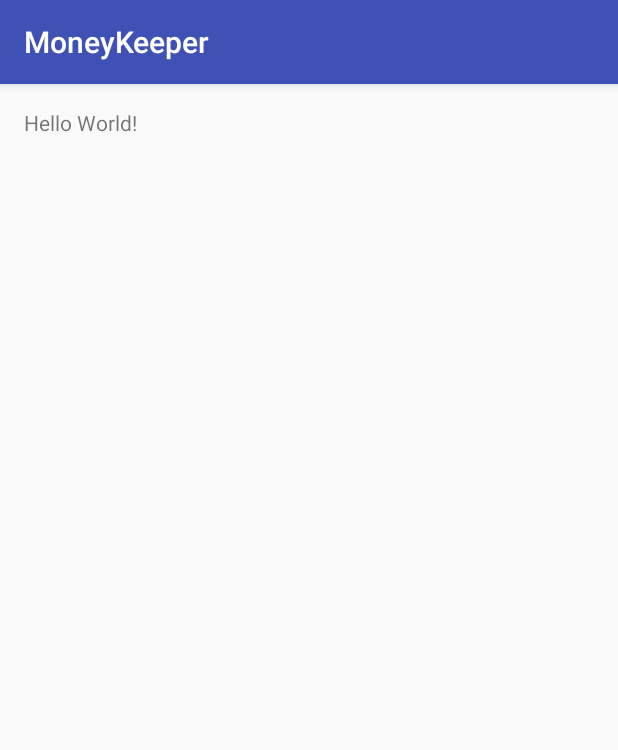
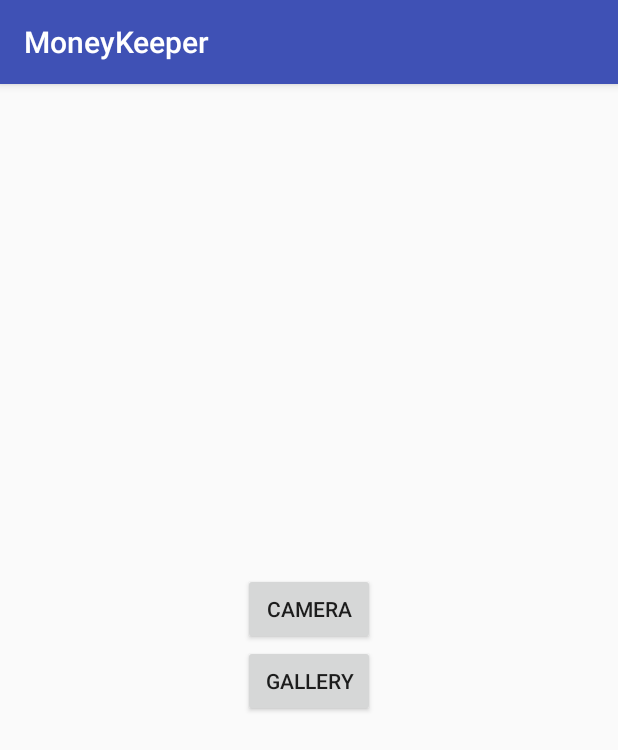
Before and after one commit to ptuanvu/MoneyKeeper, an Android app: the screen it shows after launch (MainActivity), on a phone screen of 412 x 824 dp. Shown: the top 750 px of the screen. Run offline under Robolectric (Android 15) with nearby library versions, the phone set to English and light mode, and no system bars; libraries missing offline, so code that uses them is left out: com.orm; 1 statement that could not run was skipped.

Commit message:
Camera Update Feature

```diff
--- a/app/src/main/AndroidManifest.xml
+++ b/app/src/main/AndroidManifest.xml
@@ -1,6 +1,11 @@
 <?xml version="1.0" encoding="utf-8"?>
 <manifest xmlns:android="http://schemas.android.com/apk/res/android"
     package="hcmus.vuphan.moneykeeper">
+
+    <uses-permission android:name="android.permission.CAMERA" />
+    <uses-permission android:name="android.permission.READ_EXTERNAL_STORAGE" />
+    <uses-permission android:name="android.permission.WRITE_EXTERNAL_STORAGE" />
+    <uses-feature android:name="android.hardware.camera" />
 
     <application
         android:allowBackup="true"
--- a/app/src/main/java/hcmus/vuphan/moneykeeper/MainActivity.java
+++ b/app/src/main/java/hcmus/vuphan/moneykeeper/MainActivity.java
@@ -7,10 +7,16 @@ import android.widget.TextView;
 
 import com.orm.SugarContext;
 
+import hcmus.vuphan.moneykeeper.scences.CameraFragment;
+
 public class MainActivity extends AppCompatActivity {
 
-    TextView tvShowStatus;
+
     FrameLayout contentFrameLayout;
+    CameraFragment cameraFragment;
+
+    public final static String KEY = "camera_instance_restore";
+
     @Override
     protected void onCreate(Bundle savedInstanceState) {
         super.onCreate(savedInstanceState);
@@ -23,15 +29,12 @@ public class MainActivity extends AppCompatActivity {
         // Khoi tao ham su kien
         CreateListenerEvent();
 
-        tvShowStatus = (TextView) findViewById(R.id.tvShowStatus);
-        Book a = new Book("ABC", "My Book Test", "Phan Vu");
-        a.save();
 
-        tvShowStatus.setText(Book.listAll(Book.class).get(0).toString());
+        cameraFragment = CameraFragment.createInstance(this);
+        getFragmentManager().beginTransaction().replace(R.id.contentFrameLayout, cameraFragment).commit();
     }
 
     private void CreateListenerEvent() {
-
 
     }
 
@@ -39,4 +42,6 @@ public class MainActivity extends AppCompatActivity {
         contentFrameLayout = (FrameLayout) findViewById(R.id.contentFrameLayout);
 
     }
+
+
 }
--- /dev/null
+++ b/app/src/main/java/hcmus/vuphan/moneykeeper/scences/CameraFragment.java
@@ -0,0 +1,177 @@
+package hcmus.vuphan.moneykeeper.scences;
+
+import android.app.Activity;
+import android.app.Fragment;
+import android.content.Context;
+import android.content.Intent;
+import android.graphics.Bitmap;
+import android.net.Uri;
+import android.os.Bundle;
+import android.os.Environment;
+import android.provider.MediaStore;
+import android.support.annotation.Nullable;
+import android.util.Log;
+import android.view.LayoutInflater;
+import android.view.View;
+import android.view.ViewGroup;
+import android.widget.Button;
+import android.widget.TextView;
+import android.widget.Toast;
+
+import java.io.ByteArrayOutputStream;
+import java.io.File;
+import java.io.FileNotFoundException;
+import java.io.FileOutputStream;
+import java.io.IOException;
+import java.io.Serializable;
+import java.text.SimpleDateFormat;
+import java.util.Date;
+
+import hcmus.vuphan.moneykeeper.R;
+
+/**
+ * Created by monster on 15/06/2016.
+ */
+public class CameraFragment extends Fragment implements View.OnClickListener {
+    private static final int SELECT_FILE_ACTIVITY_REQUEST_CODE = 101;
+    Context context;
+
+    private Uri fileUri;
+
+    // Cac thanh phan trong form
+    Button btnCamera, btnGallery;
+    TextView tvURL;
+
+    // Cac hang so
+    private static final int CAPTURE_IMAGE_ACTIVITY_REQUEST_CODE = 100;
+    public static final int MEDIA_TYPE_IMAGE = 1;
+    public static final int MEDIA_TYPE_VIDEO = 2;
+
+    public void setContext(Context context) {
+        this.context = context;
+    }
+
+    public static CameraFragment createInstance(Context context) {
+        CameraFragment cf = new CameraFragment();
+        cf.setContext(context);
+        return cf;
+    }
+
+    @Nullable
+    @Override
+    public View onCreateView(LayoutInflater inflater, ViewGroup container, Bundle savedInstanceState) {
+
+        View view = inflater.inflate(R.layout.camera_layout, container, false);
+        btnCamera = (Button) view.findViewById(R.id.btnCamera);
+        btnGallery = (Button) view.findViewById(R.id.btnGallery);
+        tvURL = (TextView) view.findViewById(R.id.tvURL);
+        btnCamera.setOnClickListener(this);
+        btnGallery.setOnClickListener(this);
+
+        return view;
+    }
+
+    @Override
+    public void onClick(View v) {
+        switch (v.getId()) {
+            case R.id.btnCamera:
+                OnCameraButtonClick();
+                break;
+            case R.id.btnGallery:
+                OnGalleryButtonClick();
+                break;
+        }
+    }
+
+    private void OnGalleryButtonClick() {
+        fileUri =  getOutputMediaFileUri(MEDIA_TYPE_IMAGE);
+        Intent galleryIntent = new Intent();
+        galleryIntent.setType("image/*");
+        galleryIntent.setAction(Intent.ACTION_GET_CONTENT);
+        startActivityForResult(Intent.createChooser(galleryIntent, "Select File"), SELECT_FILE_ACTIVITY_REQUEST_CODE);
+    }
+
+    private void OnCameraButtonClick() {
+
+        Intent callCameraIntent = new Intent(android.provider.MediaStore.ACTION_IMAGE_CAPTURE);
+        fileUri = getOutputMediaFileUri(MEDIA_TYPE_IMAGE);
+        callCameraIntent.putExtra(MediaStore.EXTRA_OUTPUT, fileUri);
+
+        //start activity for result
+        startActivityForResult(callCameraIntent, CAPTURE_IMAGE_ACTIVITY_REQUEST_CODE);
+    }
+
+    /** Create a file Uri for saving an image or video */
+    private static Uri getOutputMediaFileUri(int type){
+        return Uri.fromFile(getOutputMediaFile(type));
+    }
+
+    private static File getOutputMediaFile(int type){
+        File mediaStorageDir = new File(Environment.getExternalStoragePublicDirectory(
+                Environment.DIRECTORY_PICTURES), "MoneyKeeperImage");
+
+        if (! mediaStorageDir.exists()){
+            if (! mediaStorageDir.mkdirs()){
+                Log.d("MoneyKeeperImage", "failed to create directory");
+                return null;
+            }
+        }
+
+        String timeStamp = new SimpleDateFormat("yyyyMMdd_HHmmss").format(new Date());
+        File mediaFile;
+        if (type == MEDIA_TYPE_IMAGE){
+            mediaFile = new File(mediaStorageDir.getPath() + File.separator +
+                    "IMG_"+ timeStamp + ".jpg");
+        } else if(type == MEDIA_TYPE_VIDEO) {
+            mediaFile = new File(mediaStorageDir.getPath() + File.separator +
+                    "VID_"+ timeStamp + ".mp4");
+        } else {
+            return null;
+        }
+
+        return mediaFile;
+    }
+
+
+
+    @Override
+    public void onActivityResult(int requestCode, int resultCode, Intent data) {
+        super.onActivityResult(requestCode, resultCode, data);
+        if (requestCode == CAPTURE_IMAGE_ACTIVITY_REQUEST_CODE && resultCode == Activity.RESULT_OK) {
+            tvURL.setText(fileUri.toString());
+        }
+
+        if (requestCode == SELECT_FILE_ACTIVITY_REQUEST_CODE && resultCode == Activity.RESULT_OK) {
+            Bitmap bm=null;
+            if (data != null) {
+                try {
+                    bm = MediaStore.Images.Media.getBitmap(context.getContentResolver(), data.getData());
+                } catch (IOException e) {
+                    e.printStackTrace();
+                }
+            }
+
+            if (bm != null) {
+                ByteArrayOutputStream bytes = new ByteArrayOutputStream();
+                bm.compress(Bitmap.CompressFormat.JPEG, 90, bytes);
+                File destination = new File(fileUri.getPath());
+                FileOutputStream fo;
+                try {
+                    destination.createNewFile();
+                    fo = new FileOutputStream(destination);
+                    fo.write(bytes.toByteArray());
+                    fo.close();
+                } catch (FileNotFoundException e) {
+                    e.printStackTrace();
+                } catch (IOException e) {
+                    e.printStackTrace();
+                }
+
+            }
+
+            tvURL.setText(fileUri.toString());
+        }
+    }
+
+
+}
--- a/app/src/main/res/layout/activity_main.xml
+++ b/app/src/main/res/layout/activity_main.xml
@@ -1,5 +1,5 @@
 <?xml version="1.0" encoding="utf-8"?>
-<RelativeLayout xmlns:android="http://schemas.android.com/apk/res/android"
+<LinearLayout xmlns:android="http://schemas.android.com/apk/res/android"
     xmlns:tools="http://schemas.android.com/tools"
     android:layout_width="match_parent"
     android:layout_height="match_parent"
@@ -7,6 +7,7 @@
     android:paddingLeft="@dimen/activity_horizontal_margin"
     android:paddingRight="@dimen/activity_horizontal_margin"
     android:paddingTop="@dimen/activity_vertical_margin"
+    android:orientation="vertical"
     tools:context="hcmus.vuphan.moneykeeper.MainActivity">
 
     <FrameLayout
@@ -16,9 +17,4 @@
 
     </FrameLayout>
 
-    <TextView
-        android:id="@+id/tvShowStatus"
-        android:layout_width="wrap_content"
-        android:layout_height="wrap_content"
-        android:text="Hello World!" />
-</RelativeLayout>
+</LinearLayout>
--- /dev/null
+++ b/app/src/main/res/layout/camera_layout.xml
@@ -0,0 +1,47 @@
+<?xml version="1.0" encoding="utf-8"?>
+<FrameLayout xmlns:android="http://schemas.android.com/apk/res/android"
+    xmlns:tools="http://schemas.android.com/tools"
+    android:orientation="vertical" android:layout_width="match_parent"
+    android:layout_height="match_parent"
+    android:gravity="center|top"
+    tools:context=".MainActivity">
+
+    <LinearLayout
+        android:layout_width="match_parent"
+        android:layout_height="match_parent"
+        android:gravity="center"
+        android:orientation="vertical">
+
+        <Button
+            android:id="@+id/btnCamera"
+            android:layout_width="wrap_content"
+            android:layout_height="wrap_content"
+            android:padding="10dp"
+            android:text="CAMERA"/>
+
+        <Button
+            android:id="@+id/btnGallery"
+            android:layout_width="wrap_content"
+            android:layout_height="wrap_content"
+            android:padding="10dp"
+            android:text="GALLERY"/>
+
+        <TextView
+            android:id="@+id/tvURL"
+            android:layout_width="match_parent"
+            android:layout_height="wrap_content" />
+
+
+        <LinearLayout
+            android:id="@+id/llPreview"
+            android:orientation="horizontal"
+            android:layout_width="match_parent"
+            android:layout_height="wrap_content">
+
+        </LinearLayout>
+
+    </LinearLayout>
+
+
+
+</FrameLayout>
```
Also changed, not shown: app/src/main/java/hcmus/vuphan/moneykeeper/model/HinhAnh.java (added, +25 -0 lines), 33 other files.
